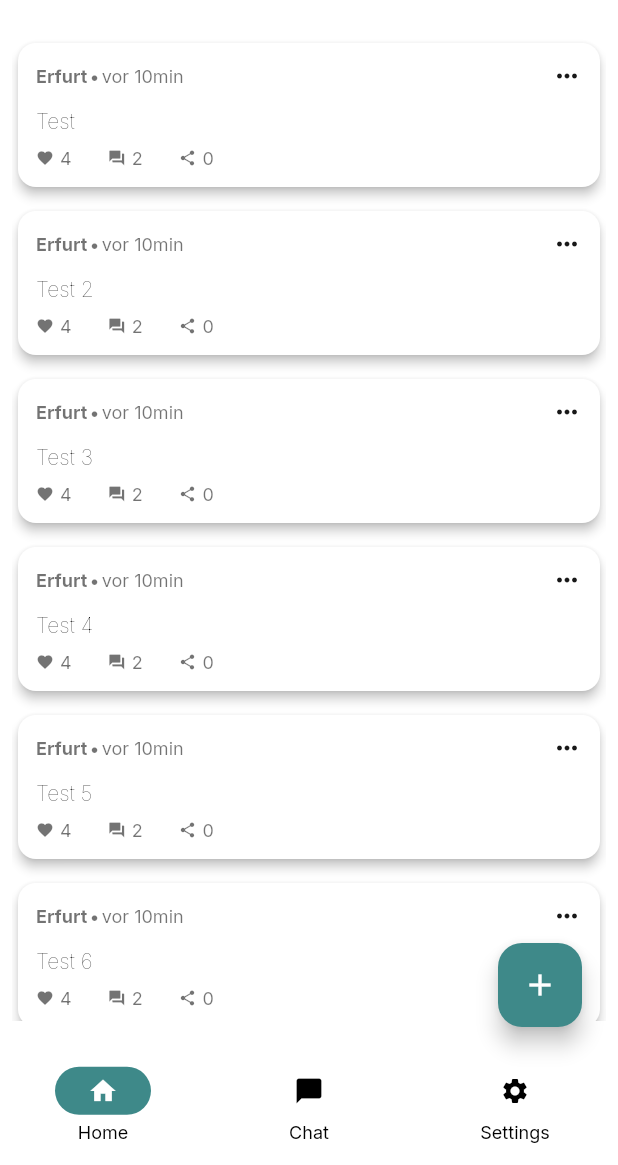
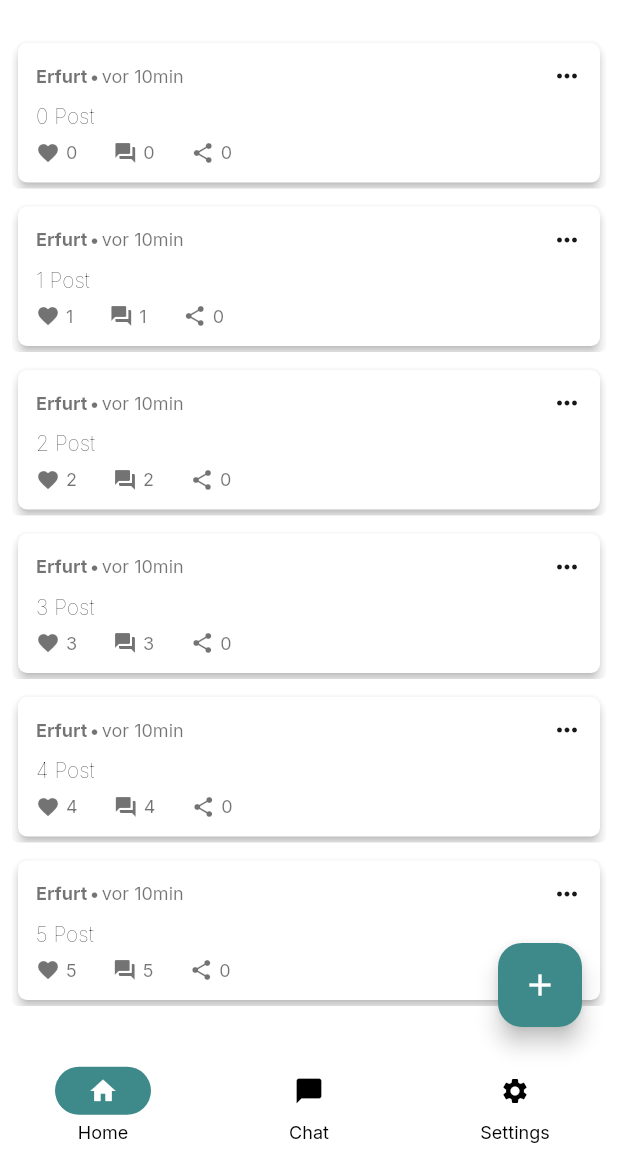
Before and after one commit to diver-company/diver, a Flutter app: the App screen opened by its route, on a phone screen of 412 x 824 dp, the part 71-1236 px from its top. Run offline on Flutter 3.47's test engine with Material 2 defaults, Android fonts, the phone set to English and light mode, and no system bars; our stand-ins replace google_fonts, reactive_forms, shared_preferences; accounts and stored records are empty.

Commit message:
DIV-10 wip

```diff
--- a/diver-app/lib/main.dart
+++ b/diver-app/lib/main.dart
@@ -2,7 +2,7 @@ import 'package:diver/constants.dart';
 import 'package:diver/screens/app/app.dart';
 import 'package:diver/screens/auth/register.dart';
 import 'package:diver/screens/auth/sign_in.dart';
-import 'package:diver/screens/new_post/new_post.dart';
+import 'package:diver/screens/posts/new_post.dart';
 import 'package:diver/screens/welcome.dart';
 import 'package:diver/theme.dart';
 import 'package:flutter/material.dart';
@@ -62,7 +62,7 @@ class _DiverState extends State<Diver> {
         '/sign-in': (context) => const SignIn(),
         '/register': (context) => const Register(),
         '/feed': (context) => const App(),
-        '/feed/new-post': (context) => const NewPost()
+        '/feed/new-post': (context) => const NewPost(),
       },
     );
   }
--- a/diver-app/lib/models/post.dart
+++ /dev/null
@@ -1,3 +0,0 @@
-class Post {
-
-}
--- /dev/null
+++ b/diver-app/lib/models/post.model.dart
@@ -0,0 +1,12 @@
+class PostModel {
+  final String text;
+  final int comments;
+  final int likes;
+  final int shares;
+
+  const PostModel(
+      {required this.text,
+      required this.comments,
+      required this.likes,
+      required this.shares});
+}
--- a/diver-app/lib/screens/app/app.dart
+++ b/diver-app/lib/screens/app/app.dart
@@ -2,7 +2,7 @@ import 'package:animations/animations.dart';
 import 'package:diver/constants.dart';
 import 'package:diver/screens/chat/chat.dart';
 import 'package:diver/screens/feed/feed.dart';
-import 'package:diver/screens/new_post/new_post.dart';
+import 'package:diver/screens/posts/new_post.dart';
 import 'package:flutter/cupertino.dart';
 import 'package:flutter/material.dart';
 import 'package:google_fonts/google_fonts.dart';
@@ -48,20 +48,18 @@ class _AppState extends State<App> {
               child: _buildNewPostWidget(context),
             )
           : null,
-      body: CupertinoPageScaffold(
-        child: PageTransitionSwitcher(
+      body: PageTransitionSwitcher(
         reverse: _selectedIndex != 0,
         transitionBuilder: (Widget child, Animation<double> animation,
             Animation<double> secondaryAnimation) {
-            return SharedAxisTransition(
-              transitionType: SharedAxisTransitionType.horizontal,
+          return FadeThroughTransition(
+            //transitionType: SharedAxisTransitionType.horizontal,
             animation: animation,
             secondaryAnimation: secondaryAnimation,
             child: child,
           );
         },
         child: _pages[_selectedIndex],
-        ),
       ),
       bottomNavigationBar: NavigationBar(
         selectedIndex: _selectedIndex,
@@ -104,7 +102,7 @@ class _AppState extends State<App> {
   }
 
   Widget _buildNewPostWidget(BuildContext context) {
-    return Theme.of(context).platform != TargetPlatform.android
+    return Theme.of(context).platform == TargetPlatform.android
         ? OpenContainer(
             transitionType: ContainerTransitionType.fade,
             openBuilder: (BuildContext context, VoidCallback _) {
--- a/diver-app/lib/screens/chat/chat.dart
+++ b/diver-app/lib/screens/chat/chat.dart
@@ -10,6 +10,8 @@ class Chat extends StatefulWidget {
 class _ChatState extends State<Chat> {
   @override
   Widget build(BuildContext context) {
-    return const Text("CHAT");
+    return const Center(
+      child: Text("CHAT"),
+    );
   }
 }
--- a/diver-app/lib/screens/feed/feed.dart
+++ b/diver-app/lib/screens/feed/feed.dart
@@ -1,4 +1,7 @@
+import 'package:animations/animations.dart';
+import 'package:diver/models/post.model.dart';
 import 'package:diver/screens/feed/feed_item.dart';
+import 'package:diver/screens/posts/post.dart';
 import 'package:flutter/material.dart';
 
 class Feed extends StatefulWidget {
@@ -9,16 +12,30 @@ class Feed extends StatefulWidget {
 }
 
 class _FeedState extends State<Feed> {
-  final List<String> _list = ["Test", "Test 2", "Test 3", "Test 4", "Test 5", "Test 6", "Test 7", "Test 8"];
+  final ScrollController _scrollController = ScrollController();
+  final List<PostModel> _list = List<PostModel>.generate(15, (index) =>
+      PostModel(text: "$index Post", comments: index, likes: index * 1, shares: 0));
 
   @override
   Widget build(BuildContext context) {
     return Padding(
       padding: const EdgeInsets.symmetric(horizontal: 8, vertical: 16),
       child: ListView.separated(
+        key: const PageStorageKey<String>('feedController'),
+        controller: _scrollController,
         itemCount: _list.length,
         itemBuilder: (BuildContext context, int index) {
-          return FeedItem(text: _list[index]);
+          return OpenContainer(
+              closedColor: Colors.transparent,
+              closedElevation: 0,
+              openElevation: 0,
+              closedBuilder: (BuildContext _, VoidCallback openContainer) {
+                return FeedItem(post: _list[index]);
+              },
+              openBuilder: (BuildContext context, VoidCallback _) {
+                return Post(post: _list[index]);
+              },
+          );
         },
         separatorBuilder: (BuildContext context, int index) {
           return const SizedBox(height: 8);
--- a/diver-app/lib/screens/feed/feed_item.dart
+++ b/diver-app/lib/screens/feed/feed_item.dart
@@ -1,11 +1,12 @@
+import 'package:diver/models/post.model.dart';
 import 'package:diver/utils/utils.dart';
 import 'package:flutter/cupertino.dart';
 import 'package:flutter/material.dart';
 
 class FeedItem extends StatefulWidget {
-  const FeedItem({super.key, required this.text});
+  const FeedItem({super.key, required this.post});
 
-  final String text;
+  final PostModel post;
 
   @override
   State<FeedItem> createState() => _FeedItemState();
@@ -19,6 +20,8 @@ class _FeedItemState extends State<FeedItem> {
         SizedBox(
           width: double.infinity,
           child: Card(
+            shape: RoundedRectangleBorder(
+                borderRadius: BorderRadius.circular(6.0)),
             elevation: 3,
             color: Theme.of(context).brightness == Brightness.light
                 ? const Color(0xFFFFFFFF)
@@ -53,14 +56,33 @@ class _FeedItemState extends State<FeedItem> {
                       Expanded(child: Container()),
                       GestureDetector(
                         onTap: () {
-                          Theme.of(context).platform == TargetPlatform.android ? showModalBottomSheet(
+                          Theme.of(context).platform == TargetPlatform.android
+                              ? showModalBottomSheet(
+                                  isScrollControlled: true,
                                   context: context,
                                   builder: (BuildContext context) {
-                                return Container();
-                              }
-                          ) : showCupertinoModalPopup(
+                                    return Padding(
+                                      padding: const EdgeInsets.all(16.0),
+                                      child: Wrap(
+                                        children: [
+                                          ListTile(
+                                            leading: Icon(Icons.report),
+                                            title: Text("Report"),
+                                            onTap: () {},
+                                          ),
+                                          ListTile(
+                                            leading: Icon(Icons.report),
+                                            title: Text("Report"),
+                                            onTap: () {},
+                                          )
+                                        ],
+                                      ),
+                                    );
+                                  })
+                              : showCupertinoModalPopup(
                                   context: context,
-                              builder: (BuildContext context) => CupertinoActionSheet(
+                                  builder: (BuildContext context) =>
+                                      CupertinoActionSheet(
                                     actions: [
                                       CupertinoActionSheetAction(
                                         isDestructiveAction: true,
@@ -85,81 +107,48 @@ class _FeedItemState extends State<FeedItem> {
                   ),
                   const SizedBox(height: 8),
                   Text(
-                    widget.text,
-                    style: Theme.of(context).textTheme.bodyMedium?.copyWith(
-                          fontWeight: FontWeight.w100,
-                          height: 1.5,
-                        ),
+                    widget.post.text,
+                    style: Theme.of(context)
+                        .textTheme
+                        .bodyMedium
+                        ?.copyWith(fontWeight: FontWeight.w100),
                   ),
                   const SizedBox(height: 8),
                   Row(
                     children: [
-                      Row(
-                        children: [
-                          Icon(
-                            Icons.favorite,
-                            size: 12.0,
-                            color: themeBasedDimmedContentColor(context),
-                          ),
-                          const SizedBox(width: 4),
-                          Text(
-                            "4",
-                            style:
-                                Theme.of(context).textTheme.bodySmall?.copyWith(
-                                      color: themeBasedDimmedContentColor(
-                                        context,
-                                      ),
-                                    ),
-                          )
-                        ],
-                      ),
+                      _iconBuilder(context, Icons.favorite, widget.post.likes),
                       const SizedBox(width: 24),
-                      Row(
-                        children: [
-                          Icon(
-                            Icons.forum,
-                            size: 12.0,
-                            color: themeBasedDimmedContentColor(context),
-                          ),
-                          const SizedBox(width: 4),
-                          Text(
-                            "2",
-                            style:
-                                Theme.of(context).textTheme.bodySmall?.copyWith(
-                                      color: themeBasedDimmedContentColor(
-                                        context,
-                                      ),
-                                    ),
-                          )
-                        ],
-                      ),
+                      _iconBuilder(context, Icons.forum, widget.post.comments),
                       const SizedBox(width: 24),
-                      Row(
-                        children: [
-                          Icon(
-                            Icons.share,
-                            size: 12.0,
-                            color: themeBasedDimmedContentColor(context),
-                          ),
-                          const SizedBox(width: 4),
-                          Text(
-                            "0",
-                            style:
-                                Theme.of(context).textTheme.bodySmall?.copyWith(
-                                      color: themeBasedDimmedContentColor(
-                                        context,
-                                      ),
-                                    ),
-                          )
-                        ],
-                      )
+                      _iconBuilder(context, Icons.share, widget.post.shares)
                     ],
                   ),
                 ],
               ),
             ),
           ),
-        )
+        ),
+      ],
+    );
+  }
+
+  Widget _iconBuilder(BuildContext context, IconData icon, int count) {
+    return Row(
+      children: [
+        Icon(
+          icon,
+          size: 16.0,
+          color: themeBasedDimmedContentColor(context),
+        ),
+        const SizedBox(width: 4),
+        Text(
+          count.toString(),
+          style: Theme.of(context).textTheme.bodySmall?.copyWith(
+                color: themeBasedDimmedContentColor(
+                  context,
+                ),
+              ),
+        ),
       ],
     );
   }
--- /dev/null
+++ b/diver-app/lib/screens/posts/post.dart
@@ -0,0 +1,39 @@
+import 'package:diver/models/post.model.dart';
+import 'package:flutter/material.dart';
+import 'package:google_fonts/google_fonts.dart';
+
+class Post extends StatefulWidget {
+  const Post({super.key, required this.post});
+
+  final PostModel post;
+
+  @override
+  State<Post> createState() => _PostState();
+}
+
+class _PostState extends State<Post> {
+  @override
+  Widget build(BuildContext context) {
+    return Scaffold(
+      appBar: AppBar(
+        automaticallyImplyLeading: false,
+        centerTitle: true,
+        title: Text(
+          "Post",
+          style: GoogleFonts.yesevaOne(fontSize: 32.0),
+        ),
+        actions: [
+          IconButton(
+            onPressed: () {},
+            icon: const Icon(Icons.more_horiz),
+          ),
+          IconButton(
+            onPressed: () => Navigator.of(context).pop(),
+            icon: const Icon(Icons.close),
+          ),
+        ],
+      ),
+      body: Container(),
+    );
+  }
+}
```
Also changed, not shown: diver-app/lib/screens/new_post/new_post.dart (deleted, +0 -23 lines), diver-app/lib/screens/posts/new_post.dart (added, +31 -0 lines). Lines whose indentation alone changed are shown as unchanged.
